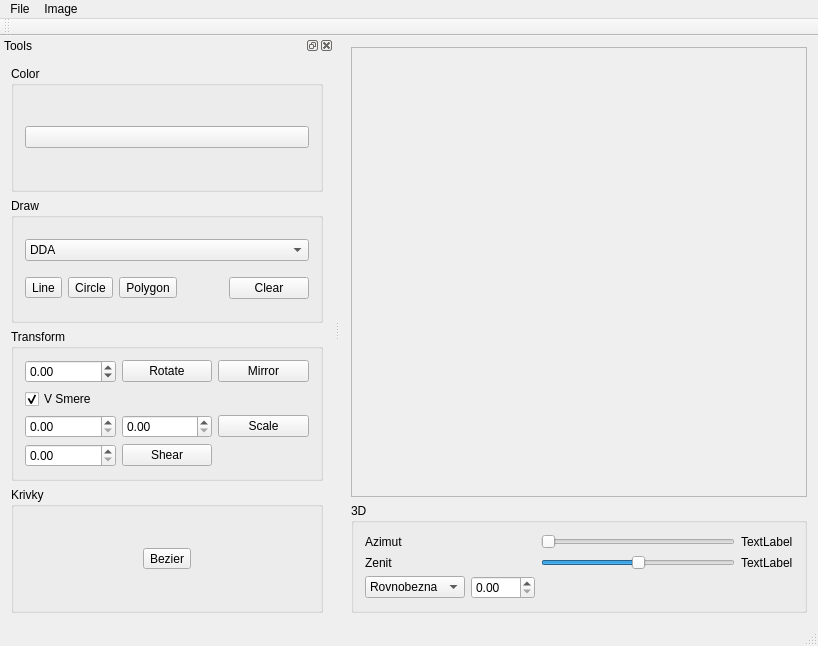
The window that ImageViewer.ui (DuchonovaEma/Grafika) describes before a commit, drawn with Qt 5.
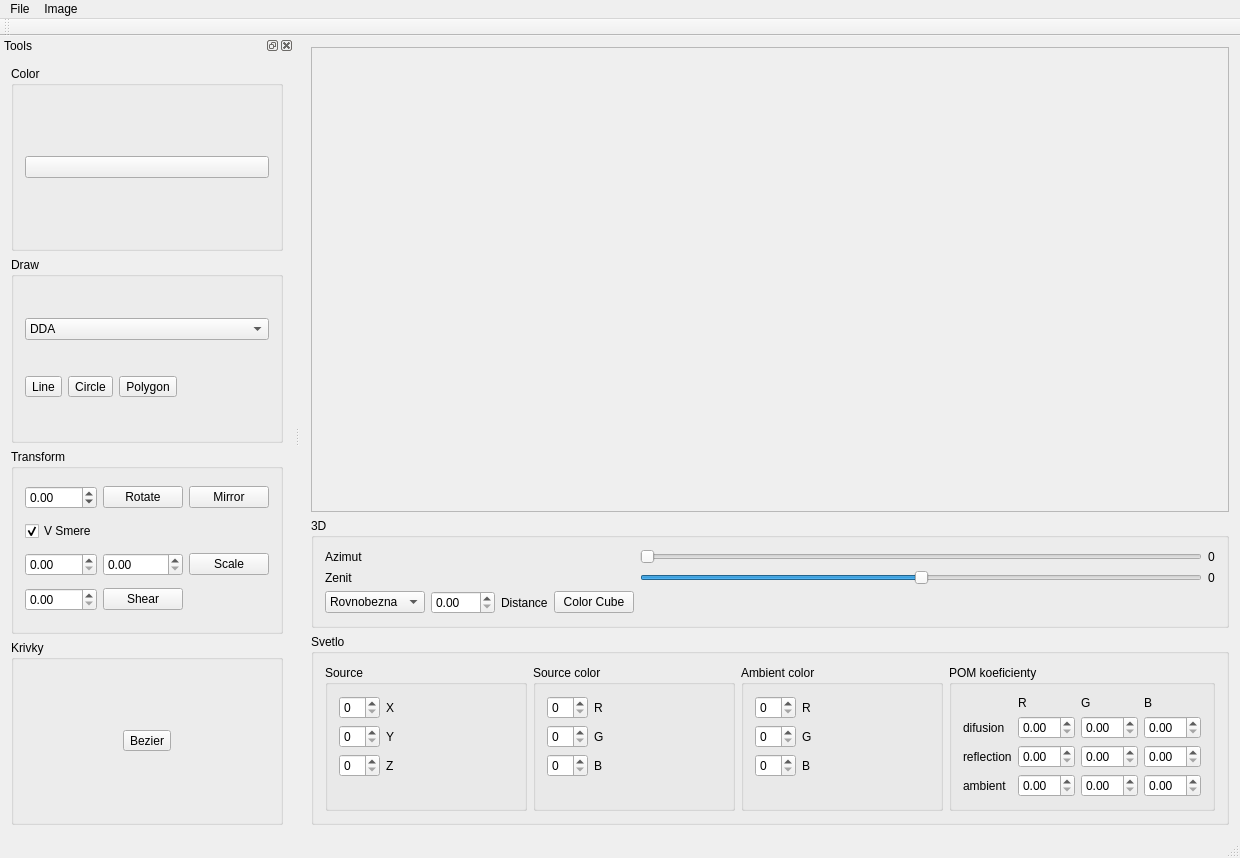
The same window after the commit.

```diff
--- a/ImageViewer.ui
+++ b/ImageViewer.ui
@@ -6,8 +6,8 @@
    <rect>
     <x>0</x>
     <y>0</y>
-    <width>818</width>
-    <height>646</height>
+    <width>1240</width>
+    <height>858</height>
    </rect>
   </property>
   <property name="windowTitle">
@@ -25,8 +25,8 @@
         <rect>
          <x>0</x>
          <y>0</y>
-         <width>469</width>
-         <height>448</height>
+         <width>932</width>
+         <height>459</height>
         </rect>
        </property>
       </widget>
@@ -52,7 +52,7 @@
          </item>
         </widget>
        </item>
-       <item row="1" column="2">
+       <item row="1" column="4">
         <widget class="QSlider" name="horizontalSlider_azimut">
          <property name="maximum">
           <number>360</number>
@@ -69,7 +69,14 @@
          </property>
         </widget>
        </item>
-       <item row="2" column="2">
+       <item row="3" column="2">
+        <widget class="QLabel" name="label_18">
+         <property name="text">
+          <string>Distance</string>
+         </property>
+        </widget>
+       </item>
+       <item row="2" column="4">
         <widget class="QSlider" name="horizontalSlider_Zenit">
          <property name="minimum">
           <number>-90</number>
@@ -82,10 +89,10 @@
          </property>
         </widget>
        </item>
-       <item row="2" column="3">
+       <item row="2" column="5">
         <widget class="QLabel" name="label_ZenitValue">
          <property name="text">
-          <string>TextLabel</string>
+          <string>0</string>
          </property>
         </widget>
        </item>
@@ -96,13 +103,6 @@
          </property>
         </widget>
        </item>
-       <item row="1" column="3">
-        <widget class="QLabel" name="label_AzimutValue">
-         <property name="text">
-          <string>TextLabel</string>
-         </property>
-        </widget>
-       </item>
        <item row="3" column="1">
         <widget class="QDoubleSpinBox" name="doubleSpinBoxDistance">
          <property name="maximum">
@@ -110,6 +110,224 @@
          </property>
         </widget>
        </item>
+       <item row="1" column="5">
+        <widget class="QLabel" name="label_AzimutValue">
+         <property name="text">
+          <string>0</string>
+         </property>
+        </widget>
+       </item>
+       <item row="3" column="3">
+        <widget class="QPushButton" name="pushButtonColorCube">
+         <property name="text">
+          <string>Color Cube</string>
+         </property>
+        </widget>
+       </item>
+      </layout>
+     </widget>
+    </item>
+    <item row="2" column="0">
+     <widget class="QGroupBox" name="groupBox_6">
+      <property name="title">
+       <string>Svetlo</string>
+      </property>
+      <layout class="QHBoxLayout" name="horizontalLayout">
+       <item>
+        <widget class="QGroupBox" name="groupBox_7">
+         <property name="title">
+          <string>Source</string>
+         </property>
+         <layout class="QFormLayout" name="formLayout">
+          <item row="0" column="0">
+           <widget class="QSpinBox" name="sbX"/>
+          </item>
+          <item row="1" column="0">
+           <widget class="QSpinBox" name="sbY"/>
+          </item>
+          <item row="2" column="0">
+           <widget class="QSpinBox" name="sbZ"/>
+          </item>
+          <item row="0" column="1">
+           <widget class="QLabel" name="label_3">
+            <property name="text">
+             <string>X</string>
+            </property>
+           </widget>
+          </item>
+          <item row="1" column="1">
+           <widget class="QLabel" name="label_4">
+            <property name="text">
+             <string>Y</string>
+            </property>
+           </widget>
+          </item>
+          <item row="2" column="1">
+           <widget class="QLabel" name="label_5">
+            <property name="text">
+             <string>Z</string>
+            </property>
+           </widget>
+          </item>
+         </layout>
+        </widget>
+       </item>
+       <item>
+        <widget class="QGroupBox" name="groupBox_8">
+         <property name="title">
+          <string>Source color</string>
+         </property>
+         <layout class="QFormLayout" name="formLayout_2">
+          <item row="0" column="0">
+           <widget class="QSpinBox" name="sbR"/>
+          </item>
+          <item row="1" column="0">
+           <widget class="QSpinBox" name="sbG"/>
+          </item>
+          <item row="2" column="0">
+           <widget class="QSpinBox" name="sbB"/>
+          </item>
+          <item row="0" column="1">
+           <widget class="QLabel" name="label_6">
+            <property name="text">
+             <string>R</string>
+            </property>
+           </widget>
+          </item>
+          <item row="1" column="1">
+           <widget class="QLabel" name="label_7">
+            <property name="text">
+             <string>G</string>
+            </property>
+           </widget>
+          </item>
+          <item row="2" column="1">
+           <widget class="QLabel" name="label_8">
+            <property name="text">
+             <string>B</string>
+            </property>
+           </widget>
+          </item>
+         </layout>
+        </widget>
+       </item>
+       <item>
+        <widget class="QGroupBox" name="groupBox_9">
+         <property name="title">
+          <string>Ambient color</string>
+         </property>
+         <layout class="QFormLayout" name="formLayout_3">
+          <item row="0" column="0">
+           <widget class="QSpinBox" name="sbAR"/>
+          </item>
+          <item row="1" column="0">
+           <widget class="QSpinBox" name="sbAG"/>
+          </item>
+          <item row="2" column="0">
+           <widget class="QSpinBox" name="sbAB"/>
+          </item>
+          <item row="0" column="1">
+           <widget class="QLabel" name="label_9">
+            <property name="text">
+             <string>R</string>
+            </property>
+           </widget>
+          </item>
+          <item row="1" column="1">
+           <widget class="QLabel" name="label_10">
+            <property name="text">
+             <string>G</string>
+            </property>
+           </widget>
+          </item>
+          <item row="2" column="1">
+           <widget class="QLabel" name="label_11">
+            <property name="text">
+             <string>B</string>
+            </property>
+           </widget>
+          </item>
+         </layout>
+        </widget>
+       </item>
+       <item>
+        <widget class="QGroupBox" name="groupBox_10">
+         <property name="title">
+          <string>POM koeficienty</string>
+         </property>
+         <layout class="QGridLayout" name="gridLayout_6">
+          <item row="4" column="3">
+           <widget class="QDoubleSpinBox" name="doubleSpinBox_AB"/>
+          </item>
+          <item row="4" column="1">
+           <widget class="QDoubleSpinBox" name="doubleSpinBox_AR"/>
+          </item>
+          <item row="2" column="1">
+           <widget class="QDoubleSpinBox" name="doubleSpinBox_DR"/>
+          </item>
+          <item row="3" column="1">
+           <widget class="QDoubleSpinBox" name="doubleSpinBox_RR"/>
+          </item>
+          <item row="3" column="3">
+           <widget class="QDoubleSpinBox" name="doubleSpinBox_RB"/>
+          </item>
+          <item row="2" column="2">
+           <widget class="QDoubleSpinBox" name="doubleSpinBox_DG"/>
+          </item>
+          <item row="2" column="3">
+           <widget class="QDoubleSpinBox" name="doubleSpinBox_DB"/>
+          </item>
+          <item row="4" column="2">
+           <widget class="QDoubleSpinBox" name="doubleSpinBox_AG"/>
+          </item>
+          <item row="3" column="2">
+           <widget class="QDoubleSpinBox" name="doubleSpinBox_RG"/>
+          </item>
+          <item row="2" column="0">
+           <widget class="QLabel" name="label_12">
+            <property name="text">
+             <string>difusion</string>
+            </property>
+           </widget>
+          </item>
+          <item row="3" column="0">
+           <widget class="QLabel" name="label_13">
+            <property name="text">
+             <string>reflection</string>
+            </property>
+           </widget>
+          </item>
+          <item row="4" column="0">
+           <widget class="QLabel" name="label_14">
+            <property name="text">
+             <string>ambient</string>
+            </property>
+           </widget>
+          </item>
+          <item row="0" column="1">
+           <widget class="QLabel" name="label_15">
+            <property name="text">
+             <string>R</string>
+            </property>
+           </widget>
+          </item>
+          <item row="0" column="2">
+           <widget class="QLabel" name="label_16">
+            <property name="text">
+             <string>G</string>
+            </property>
+           </widget>
+          </item>
+          <item row="0" column="3">
+           <widget class="QLabel" name="label_17">
+            <property name="text">
+             <string>B</string>
+            </property>
+           </widget>
+          </item>
+         </layout>
+        </widget>
+       </item>
       </layout>
      </widget>
     </item>
@@ -120,7 +338,7 @@
     <rect>
      <x>0</x>
      <y>0</y>
-     <width>818</width>
+     <width>1240</width>
      <height>21</height>
     </rect>
    </property>
@@ -182,13 +400,6 @@
         <string>Draw</string>
        </property>
        <layout class="QGridLayout" name="gridLayout">
-        <item row="1" column="4">
-         <widget class="QPushButton" name="pushButtonClear">
-          <property name="text">
-           <string>Clear</string>
-          </property>
-         </widget>
-        </item>
         <item row="1" column="0">
          <widget class="QToolButton" name="toolButtonDrawLine">
           <property name="text">
```
